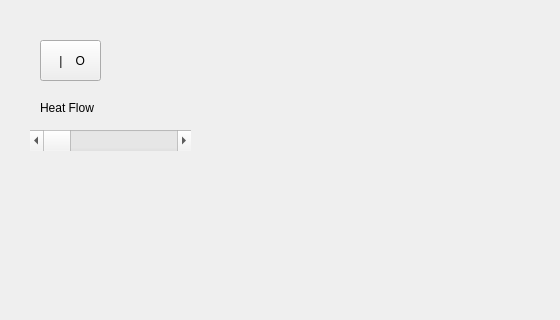
First picture: the form in mainwindow.ui, repository MaksPyvo/project3_section2_.Group7, before the edit; both pictures show x 0 to 560 and y 0 to 320 of the 800 by 600 pixel window.
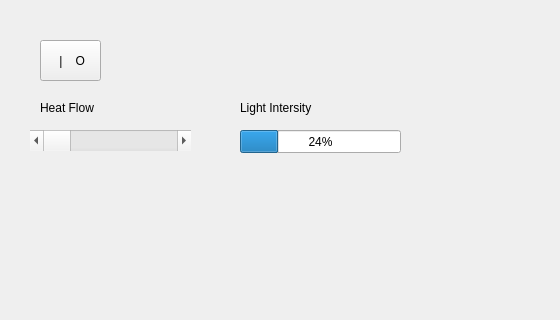
Second picture: the form after the edit.

Commit message: Added: buttons added to light class

Diff of the .ui file:
```diff
--- a/mainwindow.ui
+++ b/mainwindow.ui
@@ -53,6 +53,32 @@
      <enum>Qt::Orientation::Horizontal</enum>
     </property>
    </widget>
+   <widget class="QProgressBar" name="BrighnessBar">
+    <property name="geometry">
+     <rect>
+      <x>240</x>
+      <y>130</y>
+      <width>161</width>
+      <height>23</height>
+     </rect>
+    </property>
+    <property name="value">
+     <number>24</number>
+    </property>
+   </widget>
+   <widget class="QLabel" name="LightLebel">
+    <property name="geometry">
+     <rect>
+      <x>240</x>
+      <y>100</y>
+      <width>91</width>
+      <height>16</height>
+     </rect>
+    </property>
+    <property name="text">
+     <string>Light Intersity</string>
+    </property>
+   </widget>
   </widget>
   <widget class="QMenuBar" name="menubar">
    <property name="geometry">
```
The commit also changes 3 other files.
